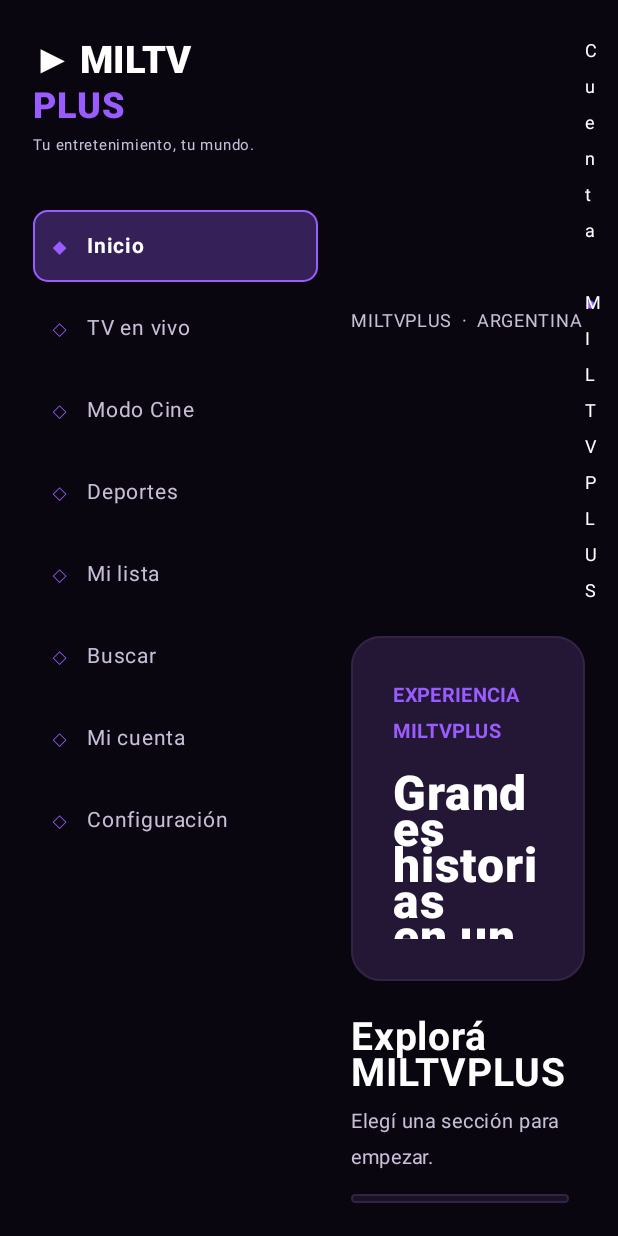
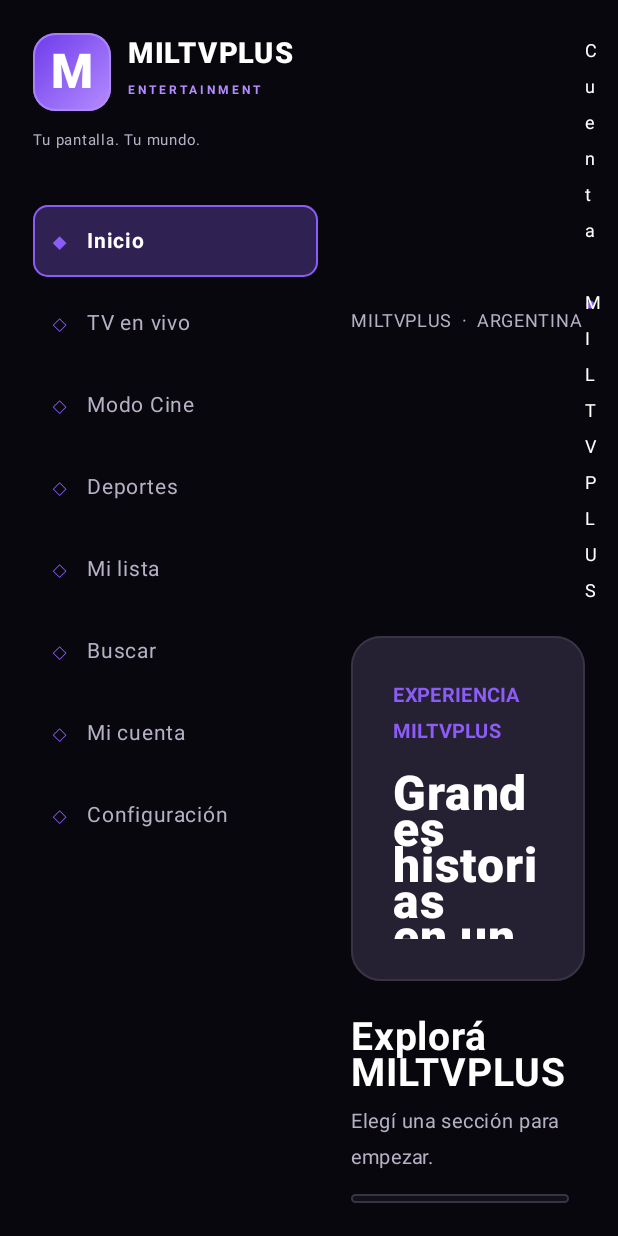
Before and after one commit to PLAYFORJA/MILTVPLUS-APP, an Android app built with Jetpack Compose: the screen it shows after launch (MainActivity), on a phone screen of 412 x 824 dp. Run offline under Robolectric (Android 15) with nearby library versions, the phone set to English and light mode, and no system bars.

Commit message:
Apply MILTVPLUS identity refresh to Android TV shell

```diff
--- a/app/src/main/java/com/miltvplus/app/MainActivity.kt
+++ b/app/src/main/java/com/miltvplus/app/MainActivity.kt
@@ -35,18 +35,20 @@ import androidx.compose.runtime.setValue
 import androidx.compose.ui.Alignment
 import androidx.compose.ui.Modifier
 import androidx.compose.ui.focus.onFocusChanged
+import androidx.compose.ui.graphics.Brush
 import androidx.compose.ui.graphics.Color
 import androidx.compose.ui.text.font.FontWeight
 import androidx.compose.ui.text.input.KeyboardType
 import androidx.compose.ui.unit.dp
 import androidx.compose.ui.unit.sp
 
-private val Background = Color(0xFF090610)
-private val Panel = Color(0xFF191126)
-private val PanelRaised = Color(0xFF241735)
-private val Violet = Color(0xFF9B5CFF)
-private val SoftText = Color(0xFFC9BDD8)
-private val Border = Color(0xFF352344)
+private val Background = Color(0xFF08070D)
+private val Panel = Color(0xFF121019)
+private val PanelRaised = Color(0xFF262033)
+private val Violet = Color(0xFF8B5CF6)
+private val Orchid = Color(0xFFB58CFF)
+private val SoftText = Color(0xFFB7B0C4)
+private val Border = Color(0xFF393344)
 
 private val navigation = listOf("Inicio", "TV en vivo", "Modo Cine", "Deportes", "Mi lista", "Buscar", "Mi cuenta", "Configuración")
 private val demoMovies = listOf(
@@ -70,6 +72,23 @@ class MainActivity : ComponentActivity() {
 }
 
 @Composable
+private fun BrandMark() {
+    Box(
+        modifier = Modifier
+            .width(52.dp)
+            .height(52.dp)
+            .background(
+                Brush.linearGradient(listOf(Color(0xFF6D3BEA), Color(0xFFB58CFF))),
+                RoundedCornerShape(15.dp)
+            )
+            .border(1.dp, Orchid.copy(alpha = 0.8f), RoundedCornerShape(15.dp)),
+        contentAlignment = Alignment.Center
+    ) {
+        Text("M", color = Color.White, fontSize = 32.sp, fontWeight = FontWeight.Black, letterSpacing = (-2).sp)
+    }
+}
+
+@Composable
 private fun MiltvPlusApp() {
     var selected by remember { mutableStateOf("Inicio") }
     var selectedTitle by remember { mutableStateOf<String?>(null) }
@@ -78,9 +97,16 @@ private fun MiltvPlusApp() {
 
     Row(modifier = Modifier.fillMaxSize().background(Background).padding(22.dp)) {
         Column(modifier = Modifier.width(190.dp).fillMaxSize()) {
-            Text("▶ MILTV", color = Color.White, fontSize = 25.sp, fontWeight = FontWeight.Black)
-            Text("PLUS", color = Violet, fontSize = 24.sp, fontWeight = FontWeight.Black)
-            Text("Tu entretenimiento, tu mundo.", color = SoftText, fontSize = 10.sp)
+            Row(verticalAlignment = Alignment.CenterVertically) {
+                BrandMark()
+                Spacer(Modifier.width(11.dp))
+                Column {
+                    Text("MILTVPLUS", color = Color.White, fontSize = 19.sp, fontWeight = FontWeight.Black, letterSpacing = 1.1.sp)
+                    Text("ENTERTAINMENT", color = Orchid, fontSize = 8.sp, fontWeight = FontWeight.Bold, letterSpacing = 2.sp)
+                }
+            }
+            Spacer(Modifier.height(7.dp))
+            Text("Tu pantalla. Tu mundo.", color = SoftText, fontSize = 10.sp)
             Spacer(Modifier.height(28.dp))
             navigation.forEach { item ->
                 NavigationItem(item, selected == item) {
```
